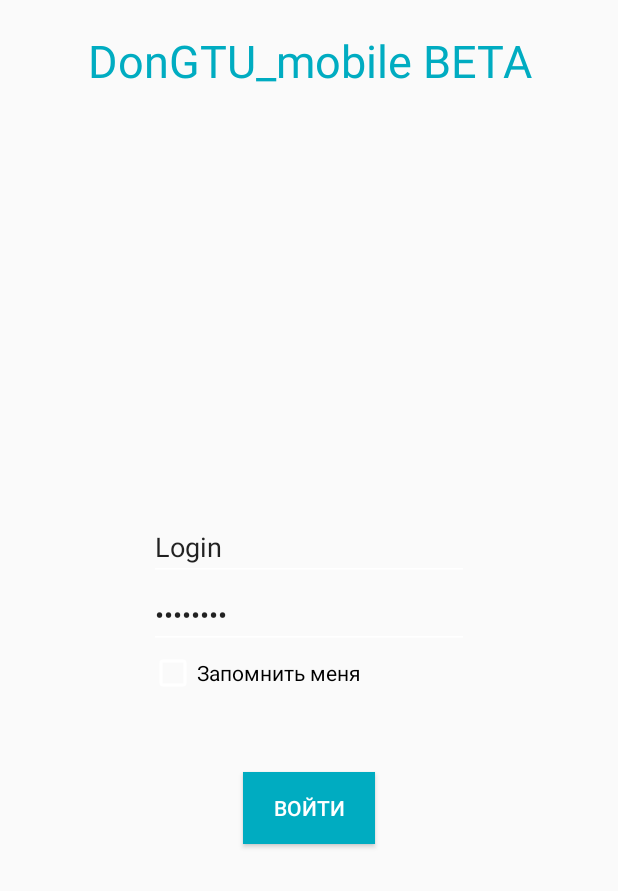
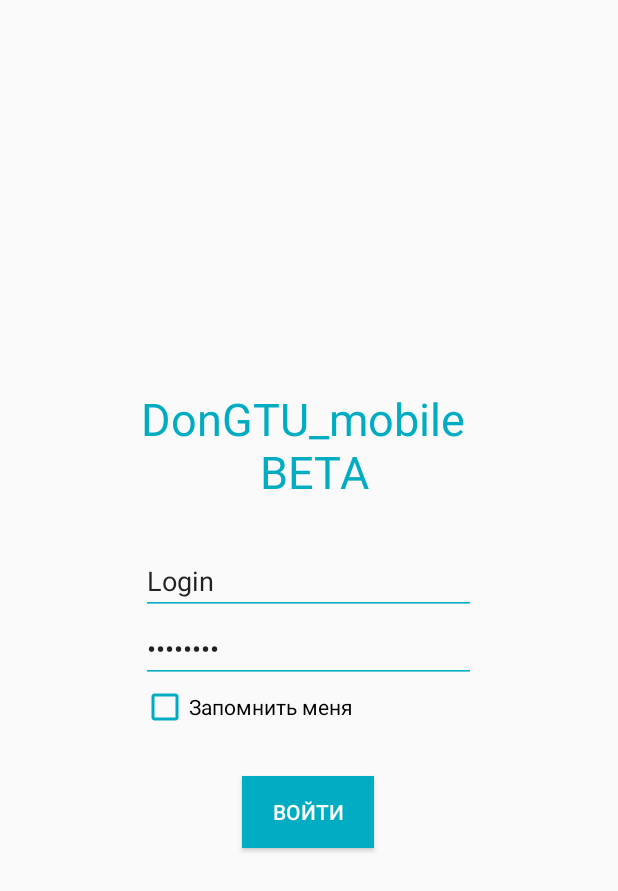
Before and after one commit to 4evterg/DonGTU_mobile, an Android app: the screen it shows after launch (LoginActivity), on a phone screen of 412 x 824 dp. Shown: the top 891 px of the screen. Run offline under Robolectric (Android 15) with nearby library versions, the phone set to English and light mode, and no system bars.

Commit message:
Change login layout + add dimens file

```diff
--- a/DonGTU_mobile/app/src/main/java/com/chetverg/dongtu_mobile/LoginActivity.java
+++ b/DonGTU_mobile/app/src/main/java/com/chetverg/dongtu_mobile/LoginActivity.java
@@ -22,7 +22,7 @@ public class LoginActivity extends AppCompatActivity {
     protected void onCreate(Bundle savedInstanceState) {
         super.onCreate(savedInstanceState);
         //Выставление стиля формы по-умолчанию
-        setTheme(R.style.AppDefault);
+        setTheme(R.style.AppLogin);
         //Подключение формы
         setContentView(LAYOUT);
 
--- a/DonGTU_mobile/app/src/main/res/layout/login_activity.xml
+++ b/DonGTU_mobile/app/src/main/res/layout/login_activity.xml
@@ -2,16 +2,6 @@
 <LinearLayout xmlns:android="http://schemas.android.com/apk/res/android"
     android:orientation="vertical" android:layout_width="match_parent"
     android:layout_height="match_parent">
-    <TextView
-        android:textIsSelectable="true"
-        android:id="@+id/login_maintext"
-        android:layout_width="match_parent"
-        android:layout_height="wrap_content"
-        android:gravity="center"
-        android:padding="20dp"
-        android:text="@string/app_name"
-        android:textSize="30dp"
-        android:textColor="@color/colorPrimary"/>
 
     <LinearLayout
         android:orientation="vertical"
@@ -24,30 +14,46 @@
             android:orientation="vertical"
             android:layout_width="wrap_content"
             android:layout_height="match_parent"
-            android:gravity="center">
+            android:gravity="center_vertical">
+
+            <TextView
+                android:textIsSelectable="true"
+                android:id="@+id/login_maintext"
+                android:layout_width="wrap_content"
+                android:layout_height="wrap_content"
+                android:gravity="center"
+                android:layout_marginBottom="@dimen/default_margin"
+                android:text="@string/login_app_name"
+                android:textSize="30dp"
+                android:textColor="@color/colorPrimary"/>
 
             <EditText
-                android:layout_width="wrap_content"
+                android:id="@+id/login_name"
+                android:layout_width="match_parent"
                 android:layout_height="wrap_content"
                 android:inputType="textPersonName"
                 android:text="Login"
                 android:ems="10"
-                android:id="@+id/login_name" />
+                android:layout_gravity="start"
+                />
 
             <EditText
-                android:layout_width="wrap_content"
+                android:id="@+id/login_password"
+                android:layout_width="match_parent"
                 android:layout_height="wrap_content"
                 android:inputType="textPassword"
                 android:text="Password"
                 android:ems="10"
-                android:id="@+id/login_password" />
+                android:layout_gravity="start"
+                 />
 
             <CheckBox
+                android:id="@+id/login_remember_me"
                 android:layout_width="wrap_content"
                 android:layout_height="wrap_content"
                 android:text="@string/login_remember_me"
-                android:id="@+id/login_remember_me"
-                android:layout_gravity="start"/>
+                android:layout_gravity="start"
+                />
 
             <Button
                 android:layout_width="wrap_content"
@@ -56,7 +62,9 @@
                 android:id="@+id/login_button"
                 android:background="@color/colorPrimary"
                 android:textColor="@color/colorWhite"
-                android:layout_marginTop="50dp" />
+                android:layout_marginTop="@dimen/default_margin"
+                android:layout_gravity="center_horizontal"
+                />
 
         </LinearLayout>
 
--- /dev/null
+++ b/DonGTU_mobile/app/src/main/res/values/dimens.xml
@@ -0,0 +1,8 @@
+<?xml version="1.0" encoding="utf-8"?>
+<resources>
+
+    <dimen name="default_padding">30dp</dimen>
+    <dimen name="default_margin">30dp</dimen>
+    <dimen name="activity_horizontal_margin">0dp</dimen>
+
+</resources>
--- a/DonGTU_mobile/app/src/main/res/values/strings.xml
+++ b/DonGTU_mobile/app/src/main/res/values/strings.xml
@@ -1,5 +1,6 @@
 <resources>
     <string name="app_name">DonGTU_mobile BETA</string>
+    <string name="login_app_name">DonGTU_mobile \n BETA</string>
     <string name="main_activity_menu">Меню</string>
     <string name="menu_item_schedule">Расписание</string>
     <string name="menu_item_events">События</string>
--- a/DonGTU_mobile/app/src/main/res/values/styles.xml
+++ b/DonGTU_mobile/app/src/main/res/values/styles.xml
@@ -11,7 +11,11 @@
         <item name="colorControlNormal">@color/colorWhite</item>
         <item name="colorAccent">@color/colorAccent</item>
         <item name="windowActionBar">false</item>
+    </style>
 
+    <!-- Стиль необходимый для выделения элементов ввода на экране входа-->
+    <style name="AppLogin" parent="AppDefault">
+        <item name="colorControlNormal">@color/colorPrimary</item>
     </style>
 
 </resources>
```
